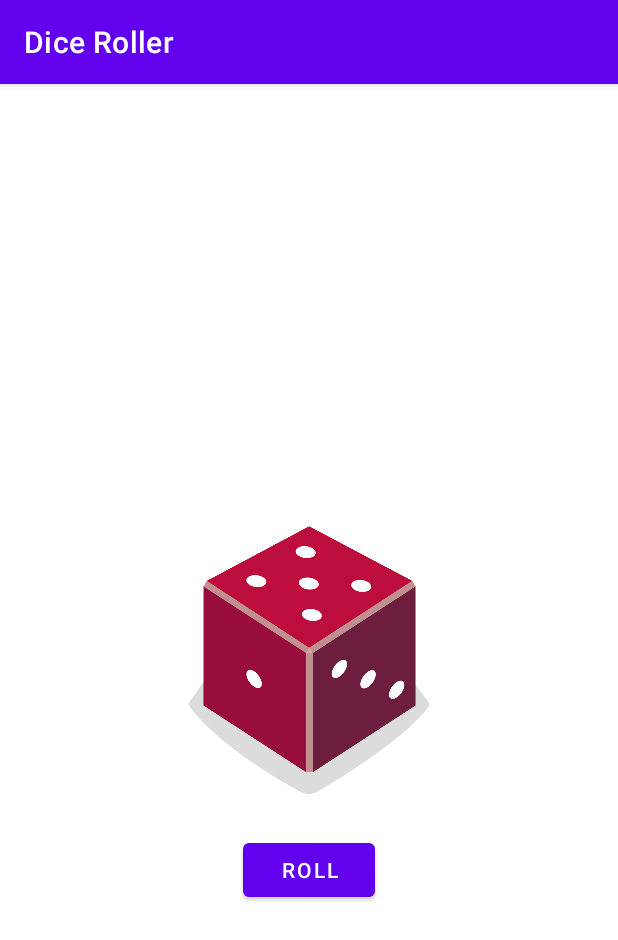
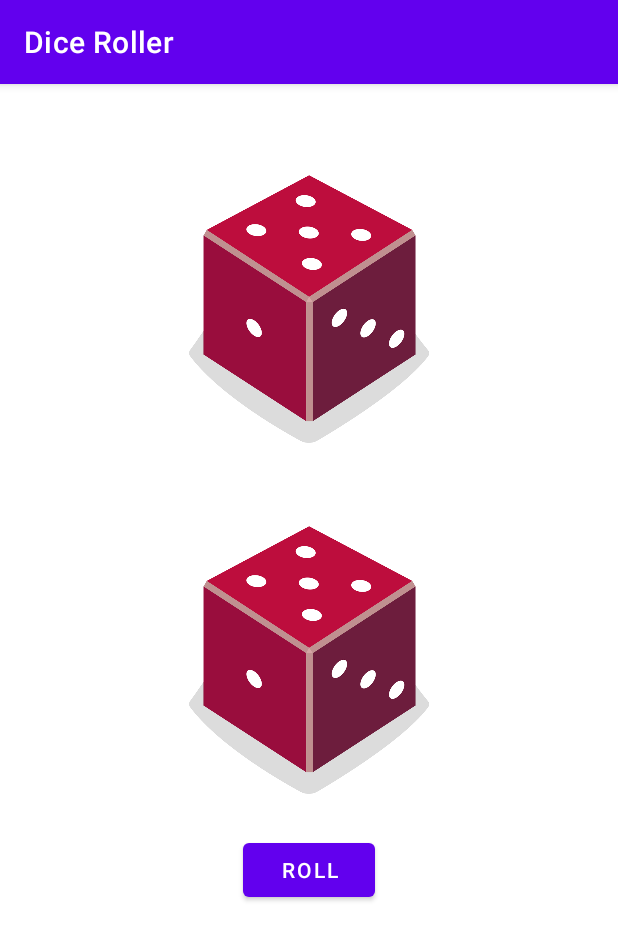
Before and after one commit to AndresFelipeValencia/Dice-Roll, an Android app: the screen it shows after launch (MainActivity), after a tap on "ROLL", on a phone screen of 412 x 824 dp. Shown: the top 940 px of the screen. Run offline under Robolectric (Android 15) with nearby library versions, the phone set to English and light mode, and no system bars.

Commit message:
Dice game, with two dice, both of which give a different result.

```diff
--- a/app/app/src/main/java/com/example/diceroller/MainActivity.kt
+++ b/app/app/src/main/java/com/example/diceroller/MainActivity.kt
@@ -16,10 +16,14 @@ class MainActivity : AppCompatActivity() {
         setContentView(R.layout.activity_main)
 
         val rollButton: Button = findViewById(R.id.button)
-        rollButton.setOnClickListener { rollDice() }
+        rollButton.setOnClickListener {
+            rollDice()
+            rollDiceOne()
+        }
 
         // Do a dice roll when the app starts
         rollDice()
+        rollDiceOne()
     }
 
     /**
@@ -50,4 +54,32 @@ class MainActivity : AppCompatActivity() {
         diceImage.contentDescription = diceRoll.toString()
     }
 
+    /**
+     * Roll the dice and update the screen with the result.
+     */
+    private fun rollDiceOne() {
+        // Create new Dice object with 6 sides and roll the dice
+        val dice = Dice(6)
+        val diceRoll = dice.roll()
+
+        // Find the ImageView in the layout
+        val diceImage: ImageView = findViewById(R.id.imageView2)
+
+        // Determine which drawable resource ID to use based on the dice roll
+        val drawableResource = when (diceRoll) {
+            1 -> R.drawable.dice_1
+            2 -> R.drawable.dice_2
+            3 -> R.drawable.dice_3
+            4 -> R.drawable.dice_4
+            5 -> R.drawable.dice_5
+            else -> R.drawable.dice_6
+        }
+
+        // Update the ImageView with the correct drawable resource ID
+        diceImage.setImageResource(drawableResource)
+
+        // Update the content description
+        diceImage.contentDescription = diceRoll.toString()
+    }
+
 }
--- a/app/app/src/main/res/layout/activity_main.xml
+++ b/app/app/src/main/res/layout/activity_main.xml
@@ -27,4 +27,16 @@
         tools:srcCompat="@drawable/dice_1"
         android:contentDescription="@string/todo" />
 
+    <ImageView
+        android:id="@+id/imageView2"
+        android:layout_width="160dp"
+        android:layout_height="200dp"
+        android:layout_marginTop="16dp"
+        app:layout_constraintBottom_toTopOf="@+id/imageView"
+        app:layout_constraintEnd_toEndOf="parent"
+        app:layout_constraintStart_toStartOf="parent"
+        app:layout_constraintTop_toTopOf="parent"
+        tools:srcCompat="@drawable/dice_1"
+        android:contentDescription="@string/todo" />
+
 </androidx.constraintlayout.widget.ConstraintLayout>
```
